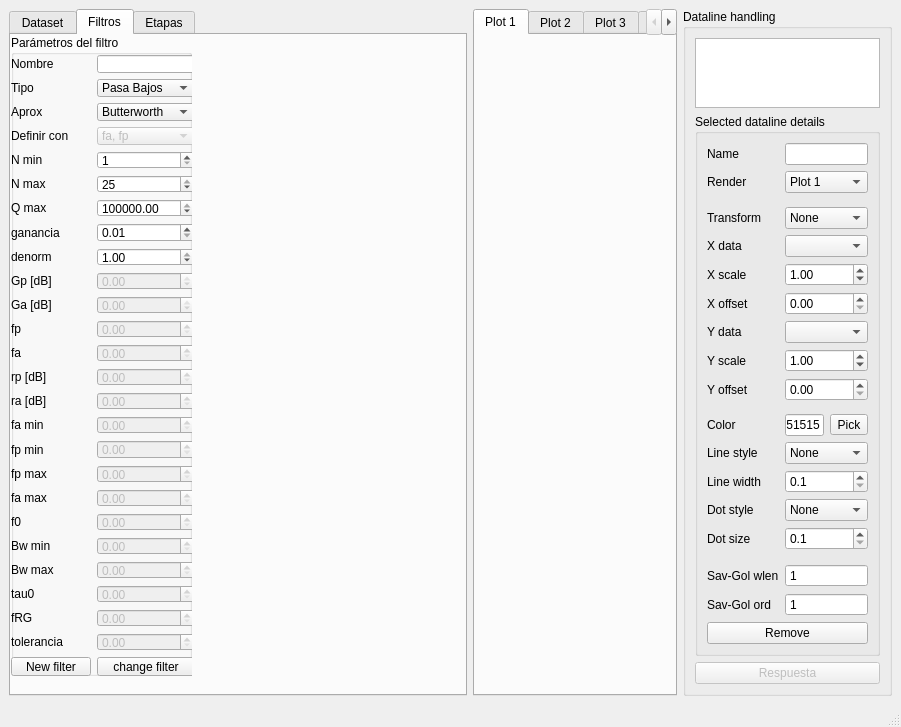
juan-sb/filtertool-tc22, file designer/mainwindow.ui: the form before one commit.
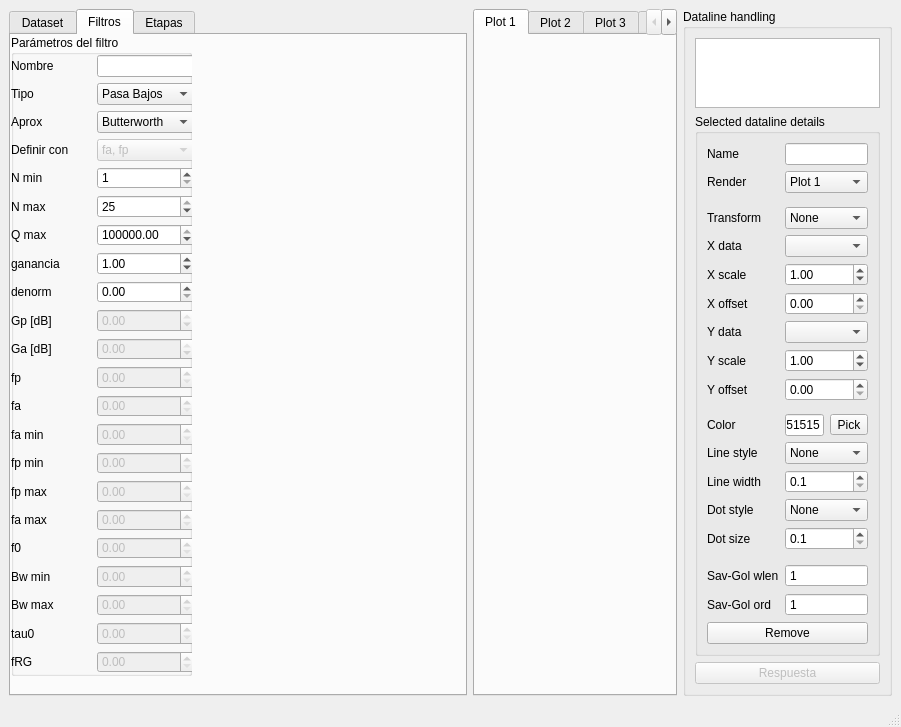
The form after the commit. The open tabs and pages were chosen to show the change. Custom widgets are drawn as their Qt base class.

Diff of the .ui file:
```diff
--- a/designer/mainwindow.ui
+++ b/designer/mainwindow.ui
@@ -1138,7 +1138,7 @@
            <x>0</x>
            <y>20</y>
            <width>184</width>
-           <height>621</height>
+           <height>675</height>
           </rect>
          </property>
          <layout class="QFormLayout" name="formLayout_2">
@@ -1247,6 +1247,30 @@
             </item>
            </widget>
           </item>
+          <item row="3" column="0">
+           <widget class="QLabel" name="label_37">
+            <property name="text">
+             <string>Definir con</string>
+            </property>
+           </widget>
+          </item>
+          <item row="3" column="1">
+           <widget class="QComboBox" name="define_with_box">
+            <property name="enabled">
+             <bool>false</bool>
+            </property>
+            <item>
+             <property name="text">
+              <string>fa, fp</string>
+             </property>
+            </item>
+            <item>
+             <property name="text">
+              <string>f0, Bw</string>
+             </property>
+            </item>
+           </widget>
+          </item>
           <item row="4" column="0">
            <widget class="QLabel" name="label_49">
             <property name="text">
@@ -1319,6 +1343,9 @@
             <property name="singleStep">
              <double>0.010000000000000</double>
             </property>
+            <property name="value">
+             <double>1.000000000000000</double>
+            </property>
            </widget>
           </item>
           <item row="8" column="0">
@@ -1340,7 +1367,7 @@
              <double>0.001000000000000</double>
             </property>
             <property name="value">
-             <double>1.000000000000000</double>
+             <double>0.000000000000000</double>
             </property>
            </widget>
           </item>
@@ -1419,50 +1446,13 @@
            </widget>
           </item>
           <item row="13" column="0">
-           <widget class="QLabel" name="label_36">
-            <property name="text">
-             <string>rp [dB]</string>
-            </property>
-           </widget>
-          </item>
-          <item row="13" column="1">
-           <widget class="QDoubleSpinBox" name="rp_box">
-            <property name="enabled">
-             <bool>false</bool>
-            </property>
-            <property name="minimum">
-             <double>0.000000000000000</double>
-            </property>
-            <property name="maximum">
-             <double>9999.989999999999782</double>
-            </property>
-           </widget>
-          </item>
-          <item row="14" column="0">
-           <widget class="QLabel" name="label_60">
-            <property name="text">
-             <string>ra [dB]</string>
-            </property>
-           </widget>
-          </item>
-          <item row="14" column="1">
-           <widget class="QDoubleSpinBox" name="ra_box">
-            <property name="enabled">
-             <bool>false</bool>
-            </property>
-            <property name="maximum">
-             <double>9999.989999999999782</double>
-            </property>
-           </widget>
-          </item>
-          <item row="15" column="0">
            <widget class="QLabel" name="label_34">
             <property name="text">
              <string>fa min</string>
             </property>
            </widget>
           </item>
-          <item row="15" column="1">
+          <item row="13" column="1">
            <widget class="QDoubleSpinBox" name="fa_min_box">
             <property name="enabled">
              <bool>false</bool>
@@ -1472,14 +1462,14 @@
             </property>
            </widget>
           </item>
-          <item row="16" column="0">
+          <item row="14" column="0">
            <widget class="QLabel" name="label_35">
             <property name="text">
              <string>fp min</string>
             </property>
            </widget>
           </item>
-          <item row="16" column="1">
+          <item row="14" column="1">
            <widget class="QDoubleSpinBox" name="fp_min_box">
             <property name="enabled">
              <bool>false</bool>
@@ -1489,14 +1479,14 @@
             </property>
            </widget>
           </item>
-          <item row="17" column="0">
+          <item row="15" column="0">
            <widget class="QLabel" name="label_57">
             <property name="text">
              <string>fp max</string>
             </property>
            </widget>
           </item>
-          <item row="17" column="1">
+          <item row="15" column="1">
            <widget class="QDoubleSpinBox" name="fp_max_box">
             <property name="enabled">
              <bool>false</bool>
@@ -1506,14 +1496,14 @@
             </property>
            </widget>
           </item>
-          <item row="18" column="0">
+          <item row="16" column="0">
            <widget class="QLabel" name="label_58">
             <property name="text">
              <string>fa max</string>
             </property>
            </widget>
           </item>
-          <item row="18" column="1">
+          <item row="16" column="1">
            <widget class="QDoubleSpinBox" name="fa_max_box">
             <property name="enabled">
              <bool>false</bool>
@@ -1526,14 +1516,14 @@
             </property>
            </widget>
           </item>
-          <item row="19" column="0">
+          <item row="17" column="0">
            <widget class="QLabel" name="label_31">
             <property name="text">
              <string>f0</string>
             </property>
            </widget>
           </item>
-          <item row="19" column="1">
+          <item row="17" column="1">
            <widget class="QDoubleSpinBox" name="f0_box">
             <property name="enabled">
              <bool>false</bool>
@@ -1549,14 +1539,14 @@
             </property>
            </widget>
           </item>
-          <item row="20" column="0">
+          <item row="18" column="0">
            <widget class="QLabel" name="label_32">
             <property name="text">
              <string>Bw min</string>
             </property>
            </widget>
           </item>
-          <item row="20" column="1">
+          <item row="18" column="1">
            <widget class="QDoubleSpinBox" name="bw_min_box">
             <property name="enabled">
              <bool>false</bool>
@@ -1569,28 +1559,28 @@
             </property>
            </widget>
           </item>
-          <item row="21" column="0">
+          <item row="19" column="0">
            <widget class="QLabel" name="label_33">
             <property name="text">
              <string>Bw max</string>
             </property>
            </widget>
           </item>
-          <item row="21" column="1">
+          <item row="19" column="1">
            <widget class="QDoubleSpinBox" name="bw_max_box">
             <property name="enabled">
              <bool>false</bool>
             </property>
            </widget>
           </item>
-          <item row="22" column="0">
+          <item row="20" column="0">
            <widget class="QLabel" name="label_39">
             <property name="text">
              <string>tau0</string>
             </property>
            </widget>
           </item>
-          <item row="22" column="1">
+          <item row="20" column="1">
            <widget class="QDoubleSpinBox" name="tau0_box">
             <property name="enabled">
              <bool>false</bool>
@@ -1600,14 +1590,14 @@
             </property>
            </widget>
           </item>
-          <item row="23" column="0">
+          <item row="21" column="0">
            <widget class="QLabel" name="label_62">
             <property name="text">
              <string>fRG</string>
             </property>
            </widget>
           </item>
-          <item row="23" column="1">
+          <item row="21" column="1">
            <widget class="QDoubleSpinBox" name="frg_box">
             <property name="enabled">
              <bool>false</bool>
@@ -1620,14 +1610,14 @@
             </property>
            </widget>
           </item>
-          <item row="24" column="0">
+          <item row="22" column="0">
            <widget class="QLabel" name="label_38">
             <property name="text">
              <string>tolerancia</string>
             </property>
            </widget>
           </item>
-          <item row="24" column="1">
+          <item row="22" column="1">
            <widget class="QDoubleSpinBox" name="tol_box">
             <property name="enabled">
              <bool>false</bool>
@@ -1643,7 +1633,7 @@
             </property>
            </widget>
           </item>
-          <item row="25" column="0">
+          <item row="23" column="0">
            <widget class="QPushButton" name="new_filter_btn">
             <property name="enabled">
              <bool>true</bool>
@@ -1653,7 +1643,7 @@
             </property>
            </widget>
           </item>
-          <item row="25" column="1">
+          <item row="23" column="1">
            <widget class="QPushButton" name="chg_filter_btn">
             <property name="enabled">
              <bool>true</bool>
@@ -1663,30 +1653,6 @@
             </property>
            </widget>
           </item>
-          <item row="3" column="0">
-           <widget class="QLabel" name="label_37">
-            <property name="text">
-             <string>Definir con</string>
-            </property>
-           </widget>
-          </item>
-          <item row="3" column="1">
-           <widget class="QComboBox" name="define_with_box">
-            <property name="enabled">
-             <bool>false</bool>
-            </property>
-            <item>
-             <property name="text">
-              <string>fa, fp</string>
-             </property>
-            </item>
-            <item>
-             <property name="text">
-              <string>f0, Bw</string>
-             </property>
-            </item>
-           </widget>
-          </item>
          </layout>
         </widget>
        </widget>
```
Left out of the diff: 2 changed lines with no effect on the pictures.
